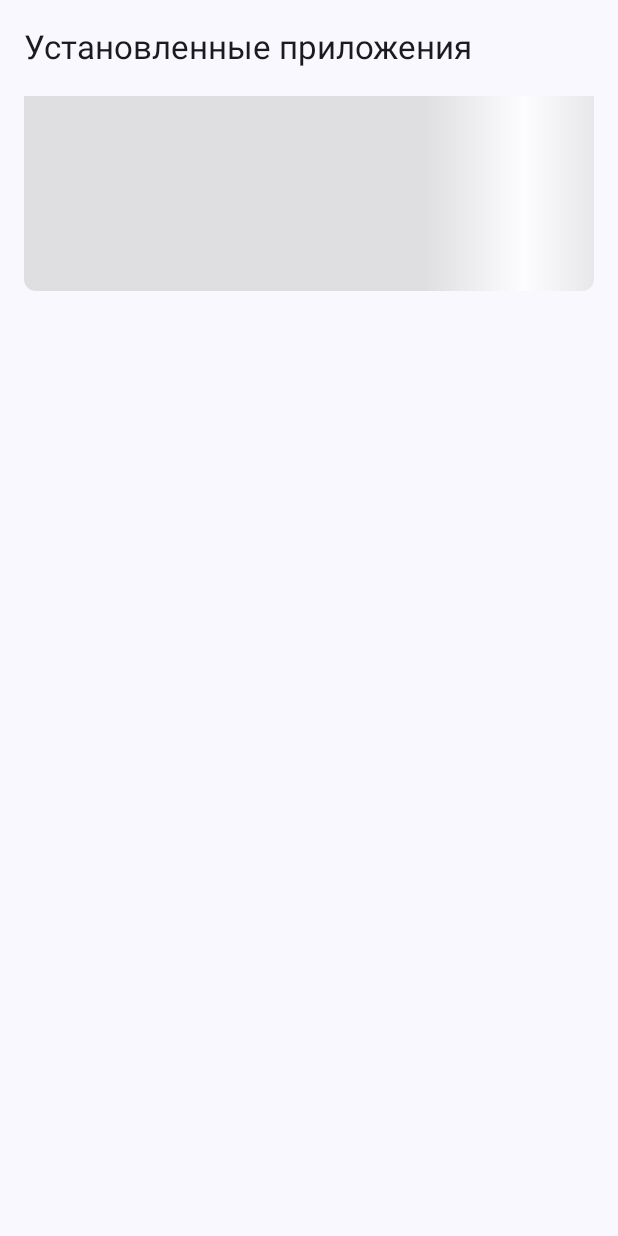
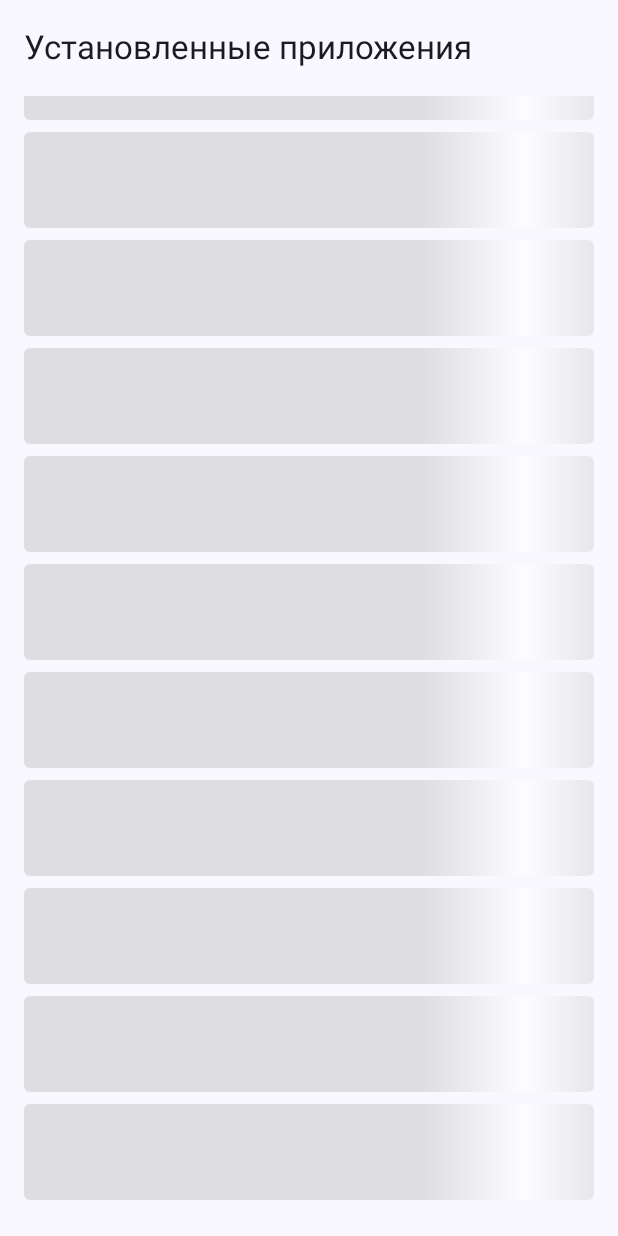
Before and after one commit to bag911/MyAppsList, an Android app built with Jetpack Compose: the composable AppListScreen shown on its own in the app's theme, on a phone screen of 412 x 824 dp. Run offline under Robolectric (Android 15) with nearby library versions, the phone set to English and light mode, and no system bars.

Commit message:
fix shimmer

```diff
--- /dev/null
+++ b/app/src/main/java/com/example/myapps/core/ui/Shimmer.kt
@@ -0,0 +1,79 @@
+package com.example.myapps.core.ui
+
+import androidx.compose.animation.core.LinearEasing
+import androidx.compose.animation.core.RepeatMode
+import androidx.compose.animation.core.animateFloat
+import androidx.compose.animation.core.infiniteRepeatable
+import androidx.compose.animation.core.rememberInfiniteTransition
+import androidx.compose.animation.core.tween
+import androidx.compose.foundation.background
+import androidx.compose.foundation.layout.Box
+import androidx.compose.foundation.layout.Column
+import androidx.compose.foundation.layout.Spacer
+import androidx.compose.foundation.layout.fillMaxSize
+import androidx.compose.foundation.layout.fillMaxWidth
+import androidx.compose.foundation.layout.height
+import androidx.compose.foundation.layout.padding
+import androidx.compose.foundation.shape.RoundedCornerShape
+import androidx.compose.runtime.Composable
+import androidx.compose.runtime.getValue
+import androidx.compose.ui.Modifier
+import androidx.compose.ui.draw.clip
+import androidx.compose.ui.geometry.Offset
+import androidx.compose.ui.graphics.Brush
+import androidx.compose.ui.graphics.Color
+import androidx.compose.ui.tooling.preview.Preview
+import androidx.compose.ui.unit.dp
+
+@Composable
+fun ShimmerSampleScreen() {
+    Column(
+        modifier = Modifier
+            .fillMaxSize()
+            .padding(16.dp)
+    ) {
+        repeat(12){
+            ShimmerBox(
+                modifier = Modifier
+                    .fillMaxWidth()
+                    .height(64.dp)
+                    .clip(RoundedCornerShape(4.dp))
+            )
+            Spacer(modifier = Modifier.height(8.dp))
+        }
+    }
+}
+
+@Composable
+fun ShimmerBox(
+    modifier: Modifier = Modifier,
+    baseColor: Color = Color.LightGray.copy(alpha = 0.6f),
+    highlightColor: Color = Color.White.copy(alpha = 0.6f)
+) {
+    val transition = rememberInfiniteTransition(label = "")
+    val xShimmer by transition.animateFloat(
+        initialValue = 0f,
+        targetValue = 1000f,
+        animationSpec = infiniteRepeatable(
+            animation = tween(durationMillis = 1000, easing = LinearEasing),
+            repeatMode = RepeatMode.Restart
+        ),
+        label = ""
+    )
+
+    val brush = Brush.linearGradient(
+        colors = listOf(baseColor, highlightColor, baseColor),
+        start = Offset(xShimmer - 200f, 0f),
+        end = Offset(xShimmer, 0f)
+    )
+
+    Box(
+        modifier = modifier.background(brush)
+    )
+}
+
+@Preview
+@Composable
+private fun Preview() {
+    ShimmerSampleScreen()
+}
--- a/app/src/main/java/com/example/myapps/features/list/compose_views/AppListScreen.kt
+++ b/app/src/main/java/com/example/myapps/features/list/compose_views/AppListScreen.kt
@@ -1,42 +1,24 @@
 package com.example.myapps.features.list.compose_views
 
-import androidx.compose.animation.core.LinearEasing
-import androidx.compose.animation.core.RepeatMode
-import androidx.compose.animation.core.animateFloat
-import androidx.compose.animation.core.infiniteRepeatable
-import androidx.compose.animation.core.rememberInfiniteTransition
-import androidx.compose.animation.core.tween
-import androidx.compose.foundation.background
 import androidx.compose.foundation.clickable
-import androidx.compose.foundation.layout.Box
 import androidx.compose.foundation.layout.Column
-import androidx.compose.foundation.layout.Spacer
-import androidx.compose.foundation.layout.fillMaxSize
 import androidx.compose.foundation.layout.fillMaxWidth
-import androidx.compose.foundation.layout.height
 import androidx.compose.foundation.layout.padding
 import androidx.compose.foundation.lazy.LazyColumn
 import androidx.compose.foundation.lazy.items
-import androidx.compose.foundation.shape.RoundedCornerShape
-import androidx.compose.material3.Divider
 import androidx.compose.material3.ExperimentalMaterial3Api
+import androidx.compose.material3.HorizontalDivider
 import androidx.compose.material3.Scaffold
 import androidx.compose.material3.Text
 import androidx.compose.material3.TopAppBar
 import androidx.compose.runtime.Composable
-import androidx.compose.runtime.getValue
 import androidx.compose.ui.Modifier
-import androidx.compose.ui.draw.clip
-import androidx.compose.ui.geometry.Offset
-import androidx.compose.ui.graphics.Brush
-import androidx.compose.ui.graphics.Color
 import androidx.compose.ui.text.font.FontWeight
 import androidx.compose.ui.unit.dp
+import com.example.myapps.core.ui.ShimmerSampleScreen
 import com.example.myapps.features.list.mvi.ListAction
 import com.example.myapps.features.list.mvi.ListState
 import com.example.myapps.features.list.mvi.UiState
-import java.io.File
-import java.security.MessageDigest
 
 @OptIn(ExperimentalMaterial3Api::class)
 @Composable
@@ -60,7 +42,7 @@ fun AppListScreen(
                             Text(app.name, fontWeight = FontWeight.Bold)
                             Text(app.packageName)
                         }
-                        Divider()
+                        HorizontalDivider()
                     }
                 }
             }
@@ -79,67 +61,3 @@ fun AppListScreen(
         }
     }
 }
-
-@Composable
-fun ShimmerSampleScreen() {
-    Column(
-        modifier = Modifier
-            .fillMaxSize()
-            .padding(16.dp)
-    ) {
-        ShimmerBox(
-            modifier = Modifier
-                .fillMaxWidth()
-                .height(20.dp)
-                .clip(RoundedCornerShape(4.dp))
-        )
-        Spacer(modifier = Modifier.height(8.dp))
-        ShimmerBox(
-            modifier = Modifier
-                .fillMaxWidth()
-                .height(150.dp)
-                .clip(RoundedCornerShape(8.dp))
-        )
-    }
-}
-
-@Composable
-fun ShimmerBox(
-    modifier: Modifier = Modifier,
-    baseColor: Color = Color.LightGray.copy(alpha = 0.6f),
-    highlightColor: Color = Color.White.copy(alpha = 0.6f)
-) {
-    val transition = rememberInfiniteTransition()
-    val xShimmer by transition.animateFloat(
-        initialValue = 0f,
-        targetValue = 1000f,
-        animationSpec = infiniteRepeatable(
-            animation = tween(durationMillis = 1000, easing = LinearEasing),
-            repeatMode = RepeatMode.Restart
-        )
-    )
-
-    val brush = Brush.linearGradient(
-        colors = listOf(baseColor, highlightColor, baseColor),
-        start = Offset(xShimmer - 200f, 0f),
-        end = Offset(xShimmer, 0f)
-    )
-
-    Box(
-        modifier = modifier
-            .background(brush)
-    )
-}
-
-
-fun File.sha1(): String {
-    val digest = MessageDigest.getInstance("SHA-1")
-    inputStream().use { fis ->
-        val buffer = ByteArray(1024)
-        var bytesRead: Int
-        while (fis.read(buffer).also { bytesRead = it } != -1) {
-            digest.update(buffer, 0, bytesRead)
-        }
-    }
-    return digest.digest().joinToString("") { "%02x".format(it) }
-}
```
